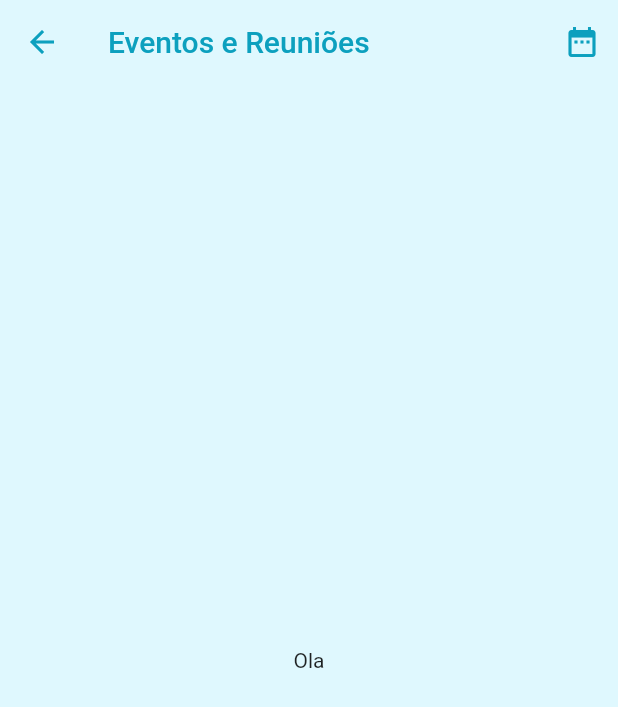
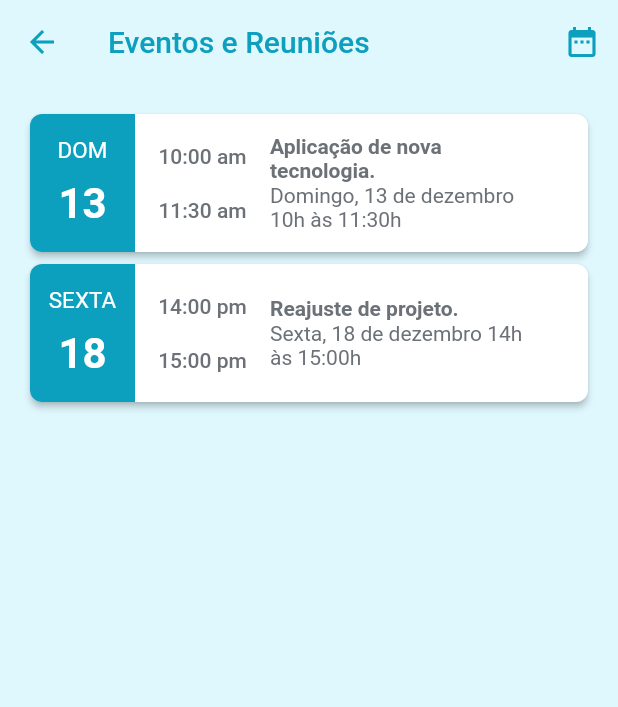
Before and after one commit to guischpor/app_rh, a Flutter app: the EventosReunioesScreen screen opened by its route, on a phone screen of 412 x 824 dp. Shown: the top 707 px of the screen. Run offline on Flutter 3.47's test engine with Material 2 defaults, Android fonts, the phone set to English and light mode, and no system bars; missing offline and left inert: dart:ffi.

Commit message:
build Widget Card

```diff
--- a/lib/screens/eventos_reunioes_screen.dart
+++ b/lib/screens/eventos_reunioes_screen.dart
@@ -1,3 +1,4 @@
+import 'package:app_rh/widgets/card_event_reuniao.dart';
 import 'package:flutter/material.dart';
 
 //Widgets
@@ -41,8 +42,8 @@ class _EventosReunioesScreenState extends State<EventosReunioesScreen> {
                 );
 
                 if (data != null) {
-                final datapt =
-                    DateFormat(DateFormat.YEAR_MONTH_DAY, 'pt_Br').format(data);
+                  final datapt = DateFormat(DateFormat.YEAR_MONTH_DAY, 'pt_Br')
+                      .format(data);
                   print(datapt);
                 }
               },
@@ -50,10 +51,29 @@ class _EventosReunioesScreenState extends State<EventosReunioesScreen> {
           ],
         ),
         body: Container(
-        child: Center(
-          child: Text("Ola"),
+          margin: EdgeInsets.all(16),
+          child: ListView(
+            children: <Widget>[
+              CardEventoReuniao(
+                diaSemana: 'dom',
+                dia: '13',
+                initialHour: '10:00 am',
+                lastHour: '11:30 am',
+                nameEvent: 'Aplicação de nova tecnologia.',
+                description: 'Domingo, 13 de dezembro 10h às 11:30h ',
+                onTap: () => {},
               ),
+              CardEventoReuniao(
+                diaSemana: 'sexta',
+                dia: '18',
+                initialHour: '14:00 pm',
+                lastHour: '15:00 pm',
+                nameEvent: 'Reajuste de projeto.',
+                description: 'Sexta, 18 de dezembro 14h às 15:00h ',
+                onTap: () => {},
               ),
-    );
+            ],
+          ),
+        ));
   }
 }
--- /dev/null
+++ b/lib/widgets/card_event_reuniao.dart
@@ -0,0 +1,135 @@
+import 'package:app_rh/styles/styles.dart';
+import 'package:flutter/material.dart';
+
+class CardEventoReuniao extends StatelessWidget {
+  final String diaSemana;
+  final String dia;
+
+  final String initialHour;
+  final String lastHour;
+
+  final String nameEvent;
+  final String description;
+
+  final Function onTap;
+
+  final styles = Styles();
+
+  CardEventoReuniao({
+    this.dia,
+    this.initialHour,
+    this.lastHour,
+    this.nameEvent,
+    this.description,
+    this.diaSemana,
+    this.onTap,
+  });
+  @override
+  Widget build(BuildContext context) {
+    return InkWell(
+      borderRadius: BorderRadius.circular(8),
+      onTap: onTap,
+      child: SizedBox(
+        height: 100,
+        width: 300,
+        child: Card(
+          elevation: 2.0,
+          shape: RoundedRectangleBorder(
+            borderRadius: BorderRadius.circular(8),
+          ),
+          child: Row(
+            children: [
+              Container(
+                height: 100,
+                width: 70,
+                decoration: BoxDecoration(
+                    borderRadius: BorderRadius.only(
+                      topLeft: const Radius.circular(8),
+                      bottomLeft: const Radius.circular(8),
+                    ),
+                    color: styles.iconColorBlue),
+                child: Column(
+                  mainAxisAlignment: MainAxisAlignment.center,
+                  children: [
+                    Text(
+                      diaSemana.toUpperCase(),
+                      style: TextStyle(
+                        color: Colors.white,
+                        fontSize: 15,
+                      ),
+                    ),
+                    SizedBox(
+                      height: 10,
+                    ),
+                    Text(
+                      dia,
+                      style: TextStyle(
+                          color: Colors.white,
+                          fontSize: 28,
+                          fontWeight: FontWeight.bold),
+                    ),
+                  ],
+                ),
+              ),
+              Container(
+                height: 100,
+                width: 90,
+                child: Column(
+                  mainAxisAlignment: MainAxisAlignment.center,
+                  children: [
+                    Text(
+                      initialHour,
+                      style: TextStyle(
+                        color: styles.textColorGrey,
+                        fontSize: 14,
+                        fontWeight: FontWeight.w500,
+                      ),
+                    ),
+                    SizedBox(
+                      height: 20,
+                    ),
+                    Text(
+                      lastHour,
+                      style: TextStyle(
+                        color: styles.textColorGrey,
+                        fontSize: 14,
+                        fontWeight: FontWeight.w500,
+                      ),
+                    ),
+                  ],
+                ),
+              ),
+              Container(
+                height: 100,
+                width: 180,
+                child: Column(
+                  mainAxisAlignment: MainAxisAlignment.center,
+                  crossAxisAlignment: CrossAxisAlignment.start,
+                  children: [
+                    Text(
+                      nameEvent,
+                      style: TextStyle(
+                          color: styles.textColorGrey,
+                          fontSize: 14,
+                          fontWeight: FontWeight.bold),
+                    ),
+                    SizedBox(
+                      height: 1,
+                    ),
+                    Text(
+                      description,
+                      style: TextStyle(
+                        color: styles.textColorGrey,
+                        fontSize: 14,
+                      ),
+                    ),
+                  ],
+                ),
+              ),
+            ],
+          ),
+        ),
+      ),
+    );
+  }
+}
```
Also changed, not shown: 1 other file. Lines whose indentation alone changed are shown as unchanged.
